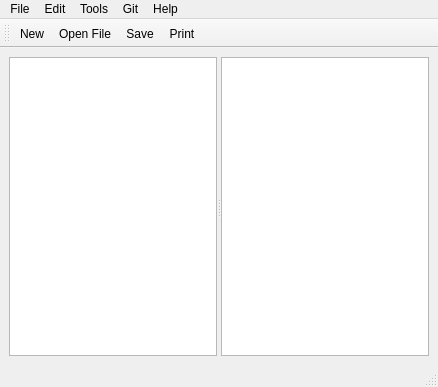
Before: the Qt Designer form gui_v1/mainwindow.ui in jennifer4569/CoCode, drawn with Qt 5.
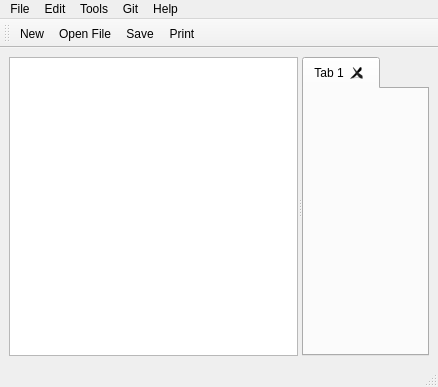
After: the same form once the commit is applied. Icons and pictures are not drawn. Custom widgets are drawn as their Qt base class.

Commit message: fixed merge conflict with tab bar

```diff
--- a/gui_v1/mainwindow.ui
+++ b/gui_v1/mainwindow.ui
@@ -42,22 +42,21 @@
        <enum>Qt::Horizontal</enum>
       </property>
       <widget class="QTreeView" name="treeView"/>
-      <widget class="CoCode" name="plainTextEdit">
-       <property name="minimumSize">
-        <size>
-         <width>0</width>
-         <height>0</height>
-        </size>
+      <widget class="QTabWidget" name="tabWidget">
+       <property name="currentIndex">
+        <number>0</number>
        </property>
-       <property name="maximumSize">
-        <size>
-         <width>16777215</width>
-         <height>16777215</height>
-        </size>
+       <property name="tabsClosable">
+        <bool>true</bool>
        </property>
-       <property name="focusPolicy">
-        <enum>Qt::StrongFocus</enum>
+       <property name="movable">
+        <bool>true</bool>
        </property>
+       <widget class="QWidget" name="tab">
+        <attribute name="title">
+         <string>Tab 1</string>
+        </attribute>
+       </widget>
       </widget>
      </widget>
     </item>
@@ -239,13 +238,6 @@
    </property>
   </action>
  </widget>
- <customwidgets>
-  <customwidget>
-   <class>CoCode</class>
-   <extends>QPlainTextEdit</extends>
-   <header>cocode.h</header>
-  </customwidget>
- </customwidgets>
  <resources>
   <include location="resources.qrc"/>
  </resources>
```
Left out of the diff: 8 changed lines with no effect on the pictures. The commit also changes 3 other files.
